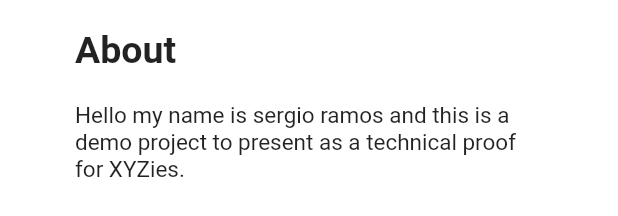
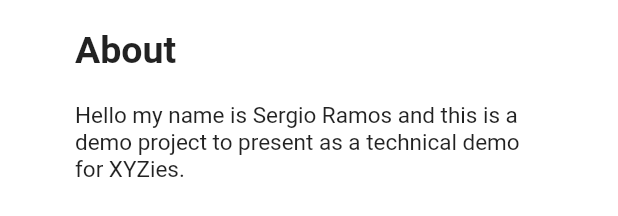
Before and after one commit to Sergioarg/practice_flutter, a Flutter app: what buildContent() shows on an empty page, opened directly, on a phone screen of 412 x 824 dp. Shown: the part 209-425 px from the top of the screen. Run offline on Flutter 3.47's test engine with Material 2 defaults, Android fonts, the phone set to English and light mode, and no system bars; our stand-ins replace carousel_slider, curved_navigation_bar, flutter_slidable, font_awesome_flutter; network calls fail.

Commit message:
Correct text of about

```diff
--- a/demo_xyzies/lib/App/Widgets/widgets_profile.dart
+++ b/demo_xyzies/lib/App/Widgets/widgets_profile.dart
@@ -88,7 +88,7 @@ Widget buildContent() => Container(
                     )),
                 SizedBox(height: 20),
                 Text(
-                    'Hello my name is sergio ramos and this is a demo project to present as a technical proof for XYZies.',
+                    'Hello my name is Sergio Ramos and this is a demo project to present as a technical demo for XYZies.',
                     style:
                         TextStyle(fontSize: 15, fontWeight: FontWeight.normal)),
               ],
```
